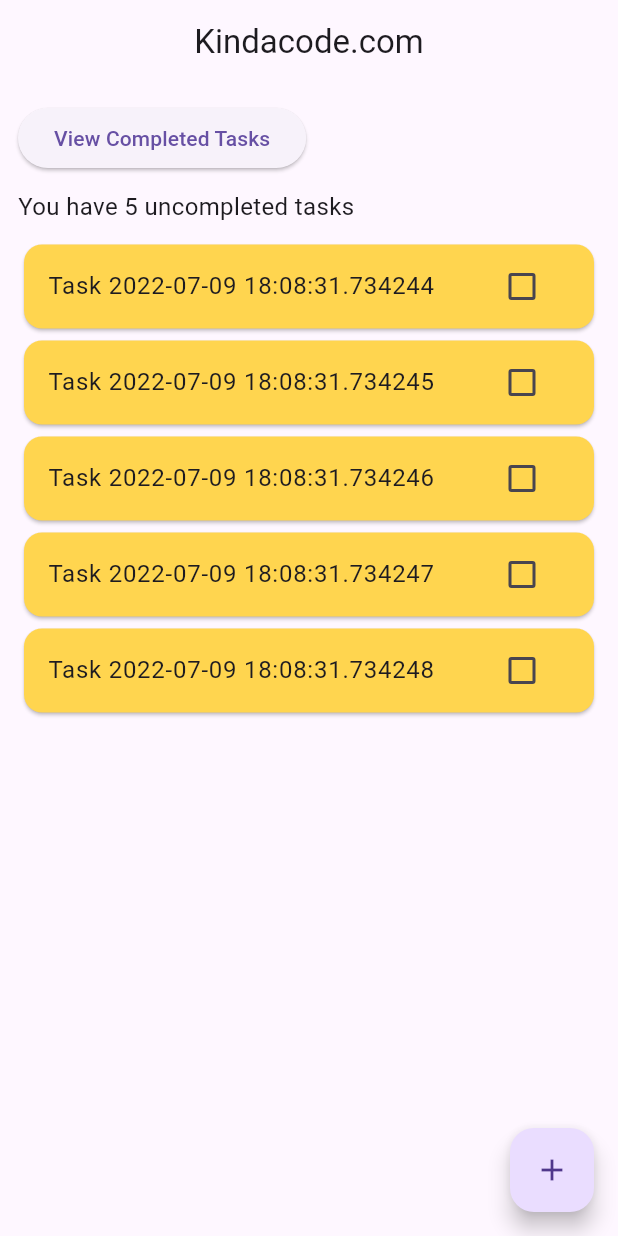
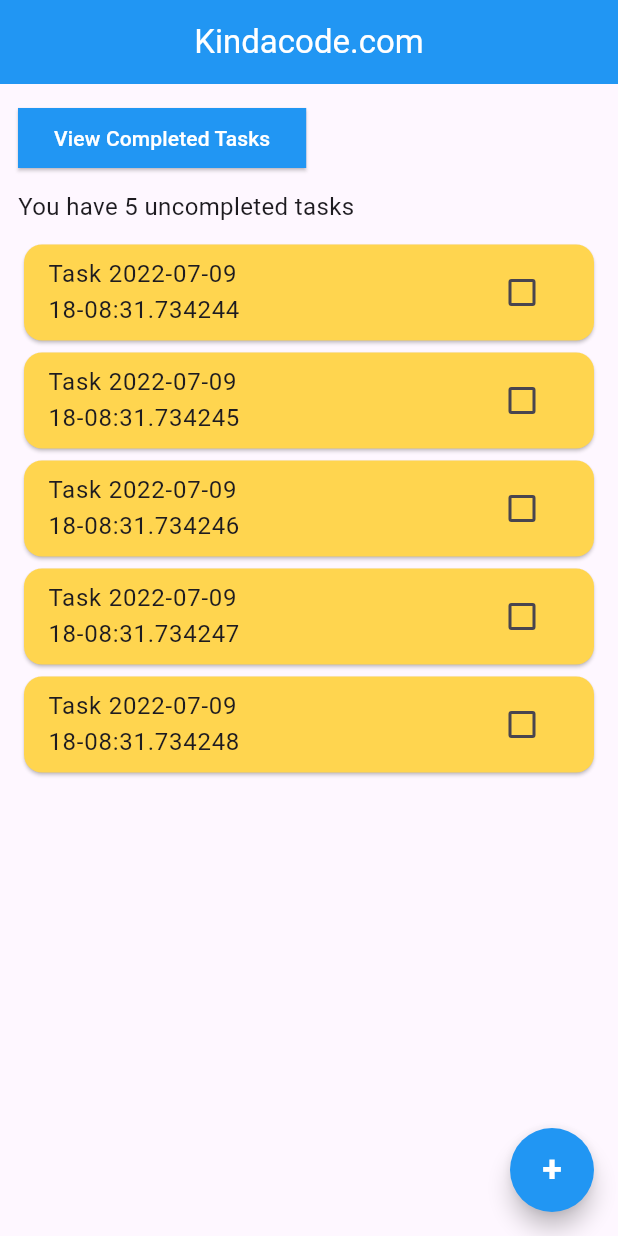
Before and after one commit to ThaisaVasconcelos/Respostas_listas_de_exercicios_PDM, a Flutter app: the screen it shows after launch, on a phone screen of 412 x 824 dp. Run offline on Flutter 3.47's test engine with Material 3 defaults, Android fonts, the phone set to English and light mode, and no system bars.

Commit message:
commit final

```diff
--- a/ExerciciosAula4/exercicio3/exercicio3/lib/main.dart
+++ b/ExerciciosAula4/exercicio3/exercicio3/lib/main.dart
@@ -22,7 +22,7 @@ class TaskHomePage extends StatefulWidget {
 class _TaskHomePageState extends State<TaskHomePage> {
   List<Map<String, dynamic>> tasks = List.generate(5, (index) {
     return {
-      "title": "Task 2022-07-09 18:08:31.${index + 734244}",
+      "title": "Task 2022-07-09 \n18-08:31.${index + 734244}",
       "isChecked": false,
     };
   });
@@ -47,8 +47,11 @@ class _TaskHomePageState extends State<TaskHomePage> {
   Widget build(BuildContext context) {
     return Scaffold(
       appBar: AppBar(
-        title: Text("Kindacode.com"),
+        title: Text("Kindacode.com",
+          style: TextStyle(color: Colors.white),
+        ),
         centerTitle: true,
+        backgroundColor: Colors.blue,
       ),
       body: Padding(
         padding: const EdgeInsets.all(12.0),
@@ -57,7 +60,16 @@ class _TaskHomePageState extends State<TaskHomePage> {
           children: [
             ElevatedButton(
               onPressed: () {},
-              child: Text("View Completed Tasks"),
+              style: ElevatedButton.styleFrom(
+                backgroundColor: Colors.blue,              // Fundo azul
+                shape: RoundedRectangleBorder(             // Borda quadrada
+                  borderRadius: BorderRadius.zero,
+                ),
+              ),
+              child: Text(
+                "View Completed Tasks",
+                style: TextStyle(color: Colors.white),     // Texto branco (opcional)
+              ),
             ),
             SizedBox(height: 10),
             Text(
@@ -91,7 +103,16 @@ class _TaskHomePageState extends State<TaskHomePage> {
       ),
       floatingActionButton: FloatingActionButton(
         onPressed: _showDialog,
-        child: Icon(Icons.add),
+        backgroundColor: Colors.blue,            // Fundo azul
+        shape: const CircleBorder(),             // Formato redondo
+        child: Text(
+          "+",
+          style: TextStyle(
+            fontSize: 24,
+            color: Colors.white,                 // Texto branco
+            fontWeight: FontWeight.bold,
+          ),
+        ),
       ),
     );
   }
```
